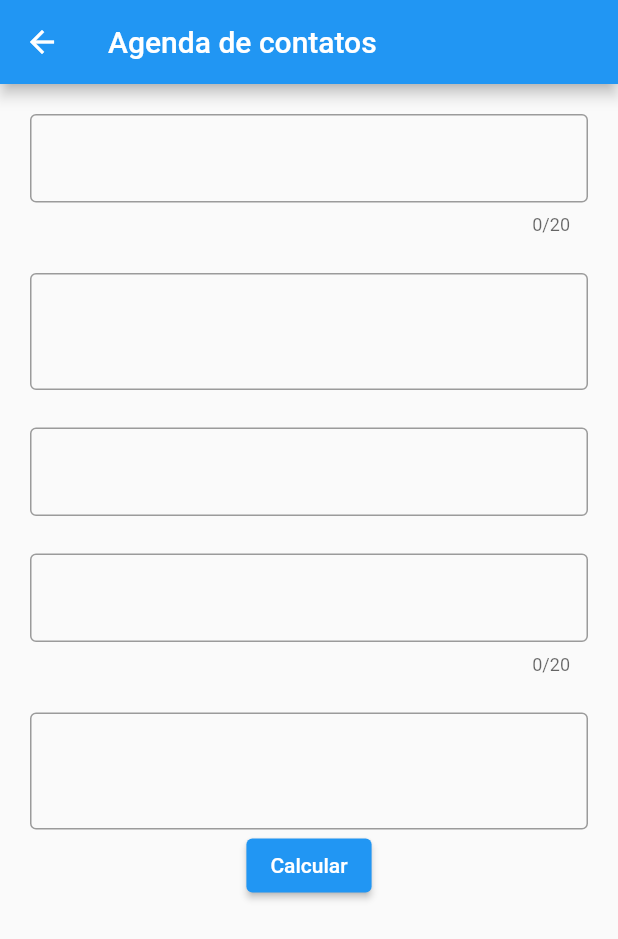
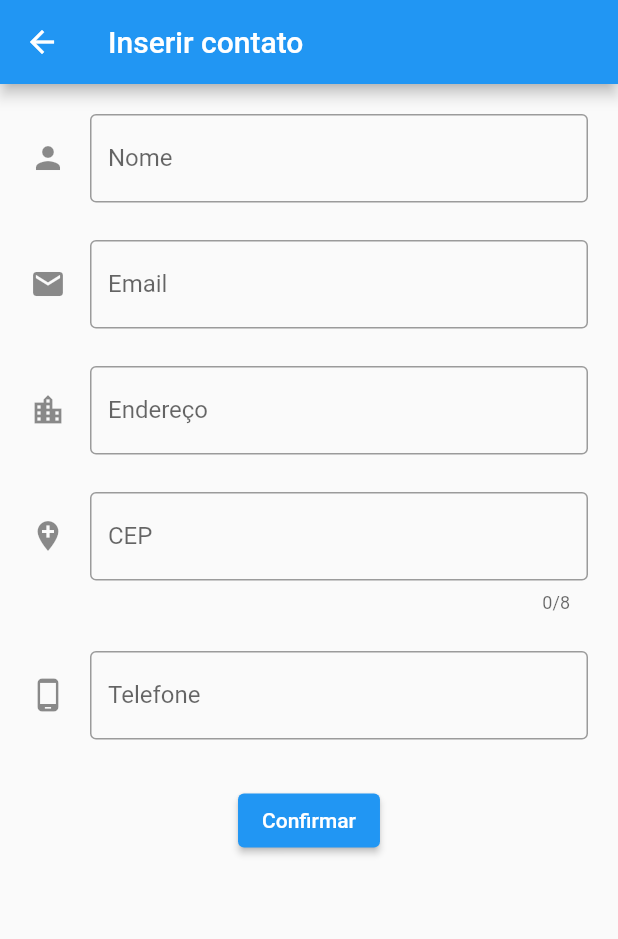
Before and after one commit to ThiagoHN/agenda_de_contatos, a Flutter app: the CriadorContato screen opened directly, on a phone screen of 412 x 824 dp. Shown: the top 939 px of the screen. Run offline on Flutter 3.47's test engine with Material 2 defaults, Android fonts, the light colour scheme and no system bars; our stand-ins replace cloud_firestore, firebase_auth, firebase_core; accounts and stored records are empty.

Commit message:
feat: App version #1

```diff
--- a/lib/main.dart
+++ b/lib/main.dart
@@ -1,5 +1,6 @@
 import 'package:agenda_de_contatos/provider/contatos_provider.dart';
 import 'package:agenda_de_contatos/provider/usuarios_provider.dart';
+import 'package:agenda_de_contatos/screens/contato_info.dart';
 import 'package:agenda_de_contatos/screens/login.dart';
 import 'package:agenda_de_contatos/screens/menu.dart';
 import 'package:agenda_de_contatos/screens/splashscreen.dart';
@@ -8,7 +9,6 @@ import 'package:provider/provider.dart';
 import 'package:firebase_core/firebase_core.dart';
 
 void main() async {
-
   WidgetsFlutterBinding.ensureInitialized();
   await Firebase.initializeApp();
 
@@ -44,6 +44,7 @@ class MyApp extends StatelessWidget {
         routes: {
           Login.routeName: (ctx) => Login(),
           Menu.routeName: (ctx) => Menu(),
+          ContatoInfo.routeName: (ctx) => ContatoInfo(),
         },
       ),
     );
--- a/lib/models/contato.dart
+++ b/lib/models/contato.dart
@@ -8,8 +8,8 @@ class Contato with ChangeNotifier {
   String _cep;
   String _telefone;
 
-  Contato(this._id, this._nome, this._email, this._endereco,
-      this._cep, this._telefone);
+  Contato(this._id, this._nome, this._email, this._endereco, this._cep,
+      this._telefone);
 
   String get idContact {
     return this._id;
@@ -58,5 +58,4 @@ class Contato with ChangeNotifier {
   set telefone(String telefone) {
     this._telefone = telefone;
   }
-
 }
--- a/lib/provider/contatos_provider.dart
+++ b/lib/provider/contatos_provider.dart
@@ -17,43 +17,74 @@ class ContatosProvider with ChangeNotifier {
     return [..._items];
   }
 
+  Contato find(String id) =>
+      _items.firstWhere((element) => element.idContact == id);
+
   Future<void> getDados() async {
-    final allContacts = await storage.collection(mainCollection).doc(idUsuario).collection(subCollection).get();
+    final allContacts = await storage
+        .collection(mainCollection)
+        .doc(idUsuario)
+        .collection(subCollection)
+        .get();
     final userContacts = allContacts.docs;
-    if (userContacts.length == 0)
-      return;
+    if (userContacts.length == 0) return;
     _items = userContacts.map((e) {
       final contactData = e.data();
-      return Contato(e.id, contactData['nome'], contactData['email'], contactData['endereco'], contactData['cep'], contactData['telefone']);
+      return Contato(e.id, contactData['nome'], contactData['email'],
+          contactData['endereco'], contactData['cep'], contactData['telefone']);
     }).toList();
     notifyListeners();
   }
 
-  Future<void> add(
-    String nome, String email, String endereco, String cep, String telefone) async {
+  Future<void> add(String nome, String email, String endereco, String cep,
+      String telefone) async {
     final contatoID = DateTime.now().toIso8601String();
-    await storage.collection(mainCollection).doc(idUsuario).collection(subCollection).doc(contatoID).set({
-      'nome': nome , 'email': email , 'endereco': endereco , 'cep': cep , 'telefone': telefone
+    await storage
+        .collection(mainCollection)
+        .doc(idUsuario)
+        .collection(subCollection)
+        .doc(contatoID)
+        .set({
+      'nome': nome,
+      'email': email,
+      'endereco': endereco,
+      'cep': cep,
+      'telefone': telefone
     });
 
-    Contato novaConta = Contato(contatoID, nome, email, endereco, cep, telefone);
+    Contato novaConta =
+        Contato(contatoID, nome, email, endereco, cep, telefone);
     _items.add(novaConta);
     notifyListeners();
   }
 
   Future<void> remove(Contato contatoSelecionado) async {
     _items.remove(contatoSelecionado);
-    await storage.collection(mainCollection).doc(idUsuario).collection(subCollection).doc(contatoSelecionado.idContact).delete();
+    await storage
+        .collection(mainCollection)
+        .doc(idUsuario)
+        .collection(subCollection)
+        .doc(contatoSelecionado.idContact)
+        .delete();
     notifyListeners();
   }
 
   Future<void> update(Contato contatoSelecionado) async {
-    final contaIndex = _items
-        .indexWhere((element) => element.idContact == contatoSelecionado.idContact);
+    final contaIndex = _items.indexWhere(
+        (element) => element.idContact == contatoSelecionado.idContact);
     if (contaIndex == -1) return false;
     _items[contaIndex] = contatoSelecionado;
-    await storage.collection(mainCollection).doc(idUsuario).collection(subCollection).doc(contatoSelecionado.idContact).update({
-      'nome': contatoSelecionado.nome , 'email': contatoSelecionado.email , 'endereco': contatoSelecionado.endereco , 'cep': contatoSelecionado.cep , 'telefone': contatoSelecionado.telefone
+    await storage
+        .collection(mainCollection)
+        .doc(idUsuario)
+        .collection(subCollection)
+        .doc(contatoSelecionado.idContact)
+        .update({
+      'nome': contatoSelecionado.nome,
+      'email': contatoSelecionado.email,
+      'endereco': contatoSelecionado.endereco,
+      'cep': contatoSelecionado.cep,
+      'telefone': contatoSelecionado.telefone
     });
     notifyListeners();
   }
--- a/lib/screens/criadorconta.dart
+++ b/lib/screens/criadorconta.dart
@@ -58,7 +58,7 @@ class _CriadorContato extends State<CriadorContato> {
   Widget build(BuildContext context) {
     return Scaffold(
       appBar: AppBar(
-        title: Text('Agenda de contatos'),
+        title: Text(atualizar ? 'Modificar contato' : 'Inserir contato'),
       ),
       body: Form(
           key: globalKey,
@@ -68,10 +68,29 @@ class _CriadorContato extends State<CriadorContato> {
               child: Column(
                 children: [
                   TextFormField(
+                    initialValue: nome,
+                    decoration: InputDecoration(
+                        labelText: 'Nome',
+                        icon: Icon(Icons.person),
+                        border: OutlineInputBorder()),
+                    keyboardType: TextInputType.name,
+                    onSaved: (value) {
+                      nome = value;
+                    },
+                    validator: (value) {
+                      if (value.isEmpty)
+                        return 'Valor da conta inválido, digite o nome novamente!';
+                      return null;
+                    },
+                  ),
+                  const SizedBox(height: 25),
+                  TextFormField(
                     initialValue: email,
-                    decoration: InputDecoration(border: OutlineInputBorder()),
+                    decoration: InputDecoration(
+                        labelText: 'Email',
+                        icon: Icon(Icons.email),
+                        border: OutlineInputBorder()),
                     keyboardType: TextInputType.name,
-                    maxLength: 20,
                     onSaved: (value) {
                       email = value;
                     },
@@ -84,9 +103,11 @@ class _CriadorContato extends State<CriadorContato> {
                   const SizedBox(height: 25),
                   TextFormField(
                     initialValue: endereco,
-                    decoration: InputDecoration(border: OutlineInputBorder()),
+                    decoration: InputDecoration(
+                        labelText: 'Endereço',
+                        icon: Icon(Icons.location_city),
+                        border: OutlineInputBorder()),
                     keyboardType: TextInputType.name,
-                    maxLines: 2,
                     onSaved: (value) {
                       endereco = value;
                     },
@@ -98,26 +119,13 @@ class _CriadorContato extends State<CriadorContato> {
                   ),
                   const SizedBox(height: 25),
                   TextFormField(
-                    initialValue: nome,
+                    initialValue: cep,
                     decoration: InputDecoration(
+                        labelText: 'CEP',
+                        icon: Icon(Icons.add_location),
                         border: OutlineInputBorder()),
-                    keyboardType: TextInputType.name,
-                    onSaved: (value) {
-                      nome = value;
-                    },
-                    validator: (value) {
-                      if (value.isEmpty)
-                        return 'Valor da conta inválido, digite o nome novamente!';
-                      return null;
-                    },
-                  ),
-
-                  const SizedBox(height: 25),
-                  TextFormField(
-                    initialValue: cep,
-                    decoration: InputDecoration(border: OutlineInputBorder()),
                     keyboardType: TextInputType.number,
-                    maxLength: 20,
+                    maxLength: 8,
                     onSaved: (value) {
                       cep = value;
                     },
@@ -130,9 +138,11 @@ class _CriadorContato extends State<CriadorContato> {
                   const SizedBox(height: 25),
                   TextFormField(
                     initialValue: telefone,
-                    decoration: InputDecoration(border: OutlineInputBorder()),
+                    decoration: InputDecoration(
+                        labelText: 'Telefone',
+                        icon: Icon(Icons.phone_android),
+                        border: OutlineInputBorder()),
                     keyboardType: TextInputType.number,
-                    maxLines: 2,
                     onSaved: (value) {
                       telefone = value;
                     },
@@ -142,8 +152,9 @@ class _CriadorContato extends State<CriadorContato> {
                       return null;
                     },
                   ),
-
-                  ElevatedButton(onPressed: criarContato, child: Text('Calcular'))
+                  const SizedBox(height: 30),
+                  ElevatedButton(
+                      onPressed: criarContato, child: Text('Confirmar'))
                 ],
               ),
             ),
--- a/lib/screens/login.dart
+++ b/lib/screens/login.dart
@@ -31,8 +31,8 @@ class _LoginState extends State<Login> {
             .logar(formmap['email'], formmap['senha']);
 
         if (!resultado) {
-          ScaffoldMessenger.of(context)
-              .showSnackBar(SnackBar(content: Text('Os dados estão inválidos')));
+          ScaffoldMessenger.of(context).showSnackBar(
+              SnackBar(content: Text('Os dados estão inválidos')));
         }
       } else {
         resultado = await Provider.of<UsuarioProvider>(context, listen: false)
```
Also changed, not shown: lib/provider/usuarios_provider.dart (+23 -19 lines), lib/screens/contato_info.dart (added, +65 -0 lines), lib/screens/menu.dart (+21 -14 lines), lib/screens/search.dart (added, +131 -0 lines), 1 other file.
